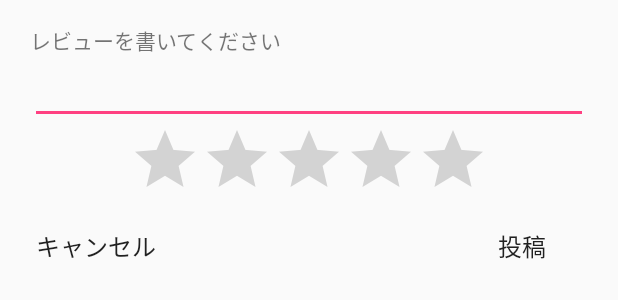
After one commit to Taku24/DocomoHackathonAR, an Android app: the layout fragment_post_dialog.xml on its own in the app's theme, with its tools: preview values and no code run, on a phone screen of 412 x 824 dp. The commit adds this screen. Shown: the top 300 px of the screen. Run offline under Robolectric (Android 15) with nearby library versions, the phone set to English and light mode, and no system bars.

Commit message:
create dialog

```diff
--- /dev/null
+++ b/app/src/main/res/layout/fragment_post_dialog.xml
@@ -0,0 +1,57 @@
+<?xml version="1.0" encoding="utf-8"?>
+<RelativeLayout xmlns:android="http://schemas.android.com/apk/res/android"
+    android:layout_width="match_parent"
+    android:layout_height="200dp"
+    android:orientation="vertical">
+
+    <TextView
+        android:id="@+id/title"
+        android:layout_width="wrap_content"
+        android:layout_height="wrap_content"
+        android:layout_alignParentStart="true"
+        android:layout_alignParentTop="true"
+        android:layout_marginStart="20dp"
+        android:layout_marginTop="16dp"
+        android:text="レビューを書いてください" />
+
+    <EditText
+        android:id="@+id/editText"
+        android:layout_width="match_parent"
+        android:layout_height="wrap_content"
+        android:layout_below="@id/title"
+        android:layout_marginLeft="20dp"
+        android:layout_marginRight="20dp" />
+
+    <RatingBar
+        android:id="@id/ratingBar"
+        android:layout_width="wrap_content"
+        android:layout_height="wrap_content"
+        android:layout_below="@+id/editText"
+        android:layout_centerHorizontal="true" />
+
+    <Button
+        android:id="@+id/cancel"
+        android:layout_width="wrap_content"
+        android:layout_height="wrap_content"
+        android:layout_alignParentBottom="true"
+        android:layout_alignStart="@+id/editText"
+        android:layout_below="@id/ratingBar"
+        android:layout_marginBottom="12dp"
+        android:background="@android:color/transparent"
+        android:text="キャンセル"
+        android:textSize="@dimen/text_xx_small" />
+
+    <Button
+        android:id="@+id/post"
+        android:layout_width="wrap_content"
+        android:layout_height="wrap_content"
+        android:layout_alignEnd="@+id/editText"
+        android:layout_alignParentBottom="true"
+        android:layout_below="@id/ratingBar"
+        android:layout_marginBottom="12dp"
+        android:background="@android:color/transparent"
+        android:text="投稿"
+        android:textSize="@dimen/text_xx_small" />
+
+
+</RelativeLayout>
```
Also changed, not shown: app/src/main/java/docomohackathonar/taku/com/docomohackathonar/Fragment/PostDialog.java (added, +47 -0 lines), app/src/main/java/docomohackathonar/taku/com/docomohackathonar/Screens/DetailActivity.java (+13 -1 lines).
